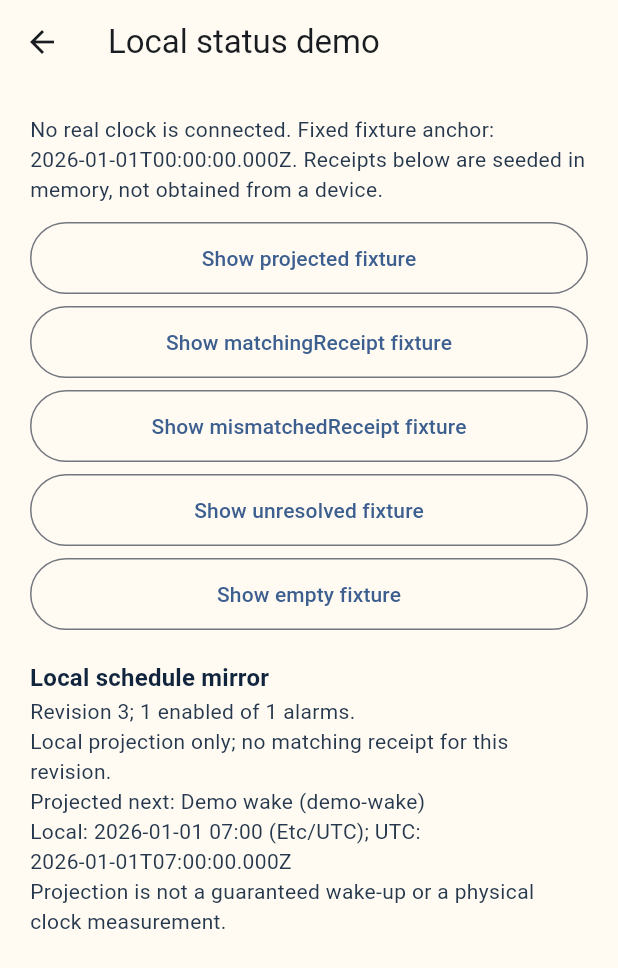
After one commit to rwrife/dawn-dock, a Flutter app: the screen it shows after launch, after a tap on "Open local status demo", on a phone screen of 412 x 824 dp. The commit adds this screen. Shown: the top 968 px of the screen. Run offline on Flutter 3.47's test engine with Material 3 defaults, Android fonts, the phone set to English and light mode, and no system bars.

Commit message:
feat(app): render local next-alarm evidence in accessible demo (#62)
Co-authored-by: rwrife <rwrife@users.noreply.github.com>

```diff
--- a/app/lib/main.dart
+++ b/app/lib/main.dart
@@ -4,6 +4,7 @@ import 'package:flutter/material.dart';
 
 import 'demo_controller.dart';
 import 'ui/backup_demo_page.dart';
+import 'ui/device_status_demo_page.dart';
 import 'ui/schedule_review_demo_page.dart';
 
 void main() => runApp(const MyApp());
@@ -200,6 +201,20 @@ class _DemoHomePageState extends State<DemoHomePage> {
                       label: const Text('Open schedule review demo'),
                     ),
                   ),
+                  const SizedBox(height: 16),
+                  Align(
+                    alignment: AlignmentDirectional.centerStart,
+                    child: FilledButton.tonalIcon(
+                      key: const ValueKey('status-demo'),
+                      onPressed: () => Navigator.of(context).push(
+                        MaterialPageRoute<void>(
+                          builder: (_) => const DeviceStatusDemoPage(),
+                        ),
+                      ),
+                      icon: const Icon(Icons.alarm_outlined),
+                      label: const Text('Open local status demo'),
+                    ),
+                  ),
                 ],
               ),
             ),
--- /dev/null
+++ b/app/lib/ui/device_status_demo_page.dart
@@ -0,0 +1,118 @@
+/// Fixed-anchor, in-memory fixture for the read-only status projection panel.
+library;
+
+import 'package:flutter/material.dart';
+
+import '../domain/alarm_draft.dart';
+import '../domain/device_status.dart';
+import '../domain/recurrence.dart';
+import '../domain/schedule_store.dart';
+import 'device_status_panel.dart';
+
+enum StatusDemoCase {
+  projected,
+  matchingReceipt,
+  mismatchedReceipt,
+  unresolved,
+  empty,
+}
+
+class DeviceStatusDemoPage extends StatefulWidget {
+  const DeviceStatusDemoPage({super.key});
+
+  @override
+  State<DeviceStatusDemoPage> createState() => _DeviceStatusDemoPageState();
+}
+
+class _DeviceStatusDemoPageState extends State<DeviceStatusDemoPage> {
+  static final _anchor = DateTime.utc(2026, 1, 1);
+  static final _next = DateTime.utc(2026, 1, 1, 7);
+  StatusDemoCase _case = StatusDemoCase.projected;
+
+  DeviceStatusProjection _projection() {
+    final alarm = AlarmDraft(
+      id: 'demo-wake',
+      label: 'Demo wake',
+      enabled: true,
+      localHour: 7,
+      localMinute: 0,
+      days: const {1, 2, 3, 4, 5},
+      timezone: _case == StatusDemoCase.unresolved
+          ? 'Missing/Rules'
+          : 'Etc/UTC',
+      snoozeMinutes: 9,
+      volume: 45,
+      sound: 'gentle-1',
+      source: DraftSource.manual,
+    );
+    final receipt = switch (_case) {
+      StatusDemoCase.matchingReceipt ||
+      StatusDemoCase.mismatchedReceipt => SyncReceipt(
+        appliedRevision: 3,
+        alarmCount: 1,
+        nextAlarmUtc: _case == StatusDemoCase.matchingReceipt
+            ? _next
+            : DateTime.utc(2026, 1, 2, 8),
+        receivedAtUtc: _anchor,
+      ),
+      _ => null,
+    };
+    final store = DeviceScheduleStore()
+      ..replaceAll(
+        revision: 3,
+        alarms: _case == StatusDemoCase.empty ? [] : [alarm],
+        receipt: receipt,
+      );
+    return projectDeviceStatus(
+      store: store,
+      afterUtcSeconds: _anchor.millisecondsSinceEpoch ~/ 1000,
+      rulesProvider: (zone) => zone == 'Etc/UTC'
+          ? const TimezoneRules(
+              name: 'Etc/UTC',
+              version: '2026a',
+              initialUtcOffsetSeconds: 0,
+              transitions: [],
+            )
+          : null,
+    );
+  }
+
+  @override
+  Widget build(BuildContext context) => Scaffold(
+    appBar: AppBar(title: const Text('Local status demo')),
+    body: SafeArea(
+      child: SingleChildScrollView(
+        padding: const EdgeInsets.all(20),
+        child: Center(
+          child: ConstrainedBox(
+            constraints: const BoxConstraints(maxWidth: 640),
+            child: Column(
+              crossAxisAlignment: CrossAxisAlignment.stretch,
+              children: [
+                Text(
+                  'No real clock is connected. Fixed fixture anchor: ${_anchor.toIso8601String()}. '
+                  'Receipts below are seeded in memory, not obtained from a device.',
+                ),
+                const SizedBox(height: 12),
+                for (final scenario in StatusDemoCase.values)
+                  Padding(
+                    padding: const EdgeInsets.only(bottom: 8),
+                    child: OutlinedButton(
+                      key: ValueKey('case-${scenario.name}'),
+                      style: OutlinedButton.styleFrom(
+                        minimumSize: const Size(48, 48),
+                      ),
+                      onPressed: () => setState(() => _case = scenario),
+                      child: Text('Show ${scenario.name} fixture'),
+                    ),
+                  ),
+                const SizedBox(height: 12),
+                DeviceStatusPanel(projection: _projection()),
+              ],
+            ),
+          ),
+        ),
+      ),
+    ),
+  );
+}
--- /dev/null
+++ b/app/lib/ui/device_status_panel.dart
@@ -0,0 +1,75 @@
+/// Read-only, local presentation of a caller-supplied schedule projection.
+/// No connection, wall-clock read, device alarm execution or refresh is implied.
+library;
+
+import 'package:flutter/material.dart';
+
+import '../domain/device_status.dart';
+
+class DeviceStatusPanel extends StatelessWidget {
+  const DeviceStatusPanel({super.key, required this.projection});
+
+  final DeviceStatusProjection projection;
+
+  String get _evidenceText => switch (projection.evidence) {
+    NextAlarmEvidence.none => 'No enabled alarms in the local schedule mirror.',
+    NextAlarmEvidence.unresolved =>
+      'Next alarm withheld: one or more enabled alarms cannot be resolved.',
+    NextAlarmEvidence.projectedOnly =>
+      'Local projection only; no matching receipt for this revision.',
+    NextAlarmEvidence.confirmedByReceipt => 'Projection matches a stored receipt for this revision. This is not live device status.',
+    NextAlarmEvidence.receiptMismatch => 'Warning: stored receipt disagrees with the local projection. Do not rely on this next alarm.',
+  };
+
+  @override
+  Widget build(BuildContext context) {
+    // A malformed caller-produced projection must not surface a next alarm
+    // when the evidence explicitly withholds one.
+    final next =
+        projection.evidence == NextAlarmEvidence.unresolved ||
+            projection.evidence == NextAlarmEvidence.none
+        ? null
+        : projection.nextOccurrence;
+    final evidence = _evidenceText;
+    return Column(
+      crossAxisAlignment: CrossAxisAlignment.start,
+      children: [
+        Text(
+          'Local schedule mirror',
+          style: Theme.of(context).textTheme.titleMedium,
+        ),
+        Text(
+          'Revision ${projection.revision}; ${projection.enabledAlarmsCount} enabled of ${projection.totalAlarms} alarms.',
+        ),
+        Semantics(
+          liveRegion: true,
+          label: evidence,
+          excludeSemantics: true,
+          child: Text(evidence, key: const ValueKey('status-evidence')),
+        ),
+        if (projection.evidence == NextAlarmEvidence.unresolved)
+          for (final problem in projection.unresolvedAlarms)
+            Text(
+              'Cannot resolve ${problem.alarmId} (${problem.timezone}): ${problem.reason}',
+              key: ValueKey('unresolved-${problem.alarmId}'),
+            ),
+        if (next != null) ...[
+          Text(
+            'Projected next: ${next.alarm.label} (${next.alarm.id})',
+            key: const ValueKey('projected-next'),
+          ),
+          Text(
+            'Local: ${next.localDate} ${next.localTime} (${next.alarm.timezone}); UTC: ${next.scheduledUtc.toIso8601String()}',
+          ),
+          if (next.shiftedForGap)
+            const Text('Spring gap: shifted to the first valid local time.'),
+          if (next.ambiguousFold)
+            const Text('Autumn fold: first occurrence selected.'),
+        ],
+        const Text(
+          'Projection is not a guaranteed wake-up or a physical clock measurement.',
+        ),
+      ],
+    );
+  }
+}
```
Also changed, not shown: 5 other files.
